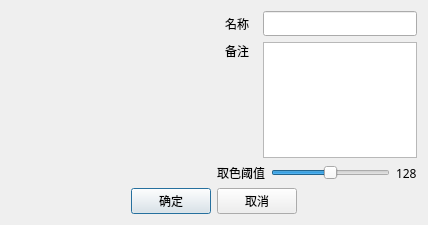
luckyPtr/BitmapStudio, file gui/dialogimportimg.ui: the form before one commit.
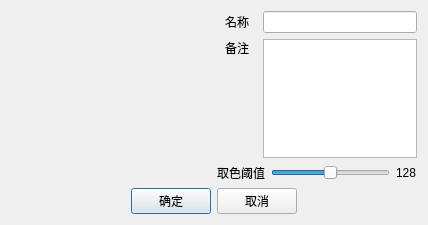
The form after the commit.

The edit to the form file:
```diff
--- a/gui/dialogimportimg.ui
+++ b/gui/dialogimportimg.ui
@@ -48,11 +48,6 @@
            <height>0</height>
           </size>
          </property>
-         <property name="font">
-          <font>
-           <family>Microsoft YaHei</family>
-          </font>
-         </property>
          <property name="text">
           <string>名称</string>
          </property>
@@ -63,11 +58,6 @@
        </item>
        <item>
         <widget class="QLineEdit" name="lineEditName">
-         <property name="font">
-          <font>
-           <family>Microsoft YaHei</family>
-          </font>
-         </property>
         </widget>
        </item>
       </layout>
@@ -84,11 +74,6 @@
              <height>0</height>
             </size>
            </property>
-           <property name="font">
-            <font>
-             <family>Microsoft YaHei</family>
-            </font>
-           </property>
            <property name="text">
             <string>备注</string>
            </property>
@@ -114,11 +99,6 @@
        </item>
        <item>
         <widget class="QTextEdit" name="textEditBrief">
-         <property name="font">
-          <font>
-           <family>Microsoft YaHei</family>
-          </font>
-         </property>
         </widget>
        </item>
       </layout>
@@ -164,11 +144,6 @@
        </item>
        <item>
         <widget class="QLabel" name="labelGrayscaleValue">
-         <property name="font">
-          <font>
-           <family>Microsoft YaHei</family>
-          </font>
-         </property>
          <property name="text">
           <string>128</string>
          </property>
```
Left out of the diff: 15 changed lines with no effect on the pictures.
